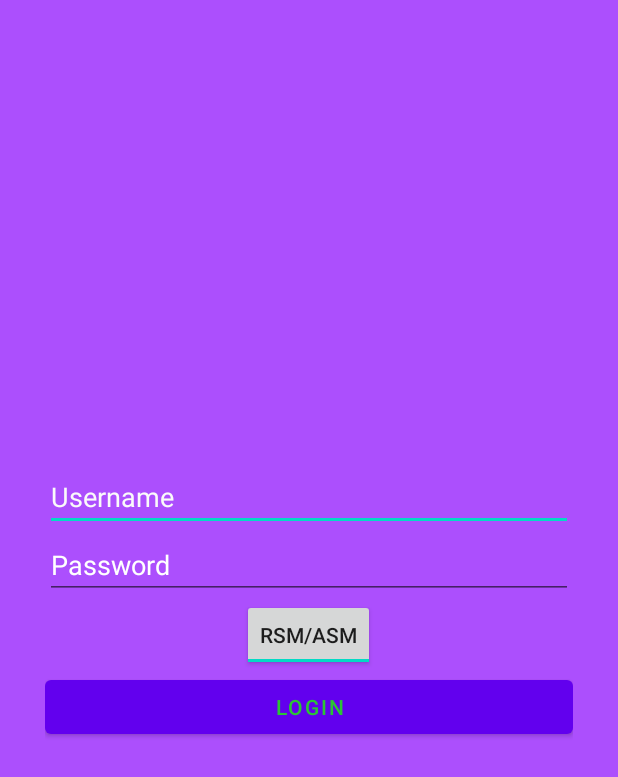
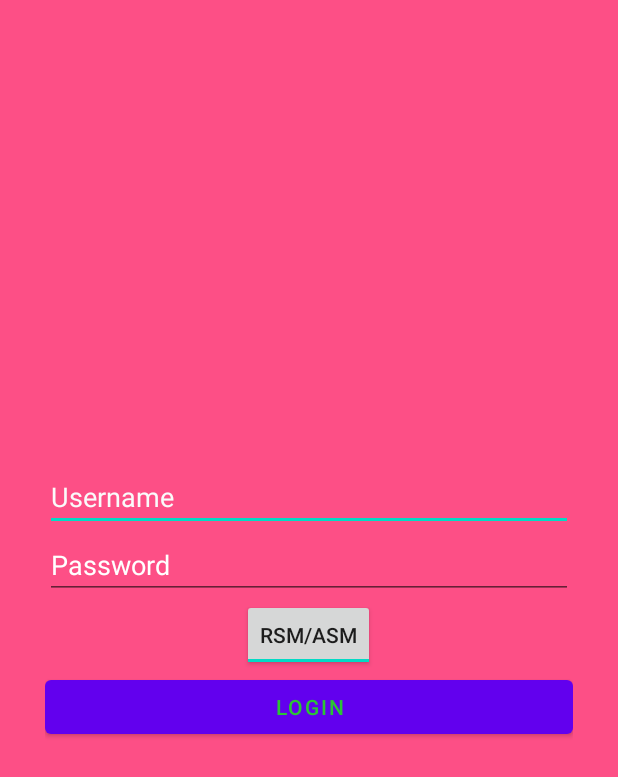
Before and after one commit to firojali78/BCPLAndroidAPP, an Android app: the screen it shows after launch (Login), on a phone screen of 412 x 824 dp. Shown: the top 777 px of the screen. Run offline under Robolectric (Android 15) with nearby library versions, the phone set to English and light mode, and no system bars; our stand-ins replace Volley.

Commit message:
change login color

```diff
--- a/app/src/main/res/layout/activity_login.xml
+++ b/app/src/main/res/layout/activity_login.xml
@@ -6,7 +6,7 @@
     android:layout_height="match_parent"
     android:orientation="vertical"
     android:gravity="center"
-    android:background="#AC4FFD"
+    android:background="#FD4F86"
     android:padding="30dp"
     tools:context=".Login">
 
```
